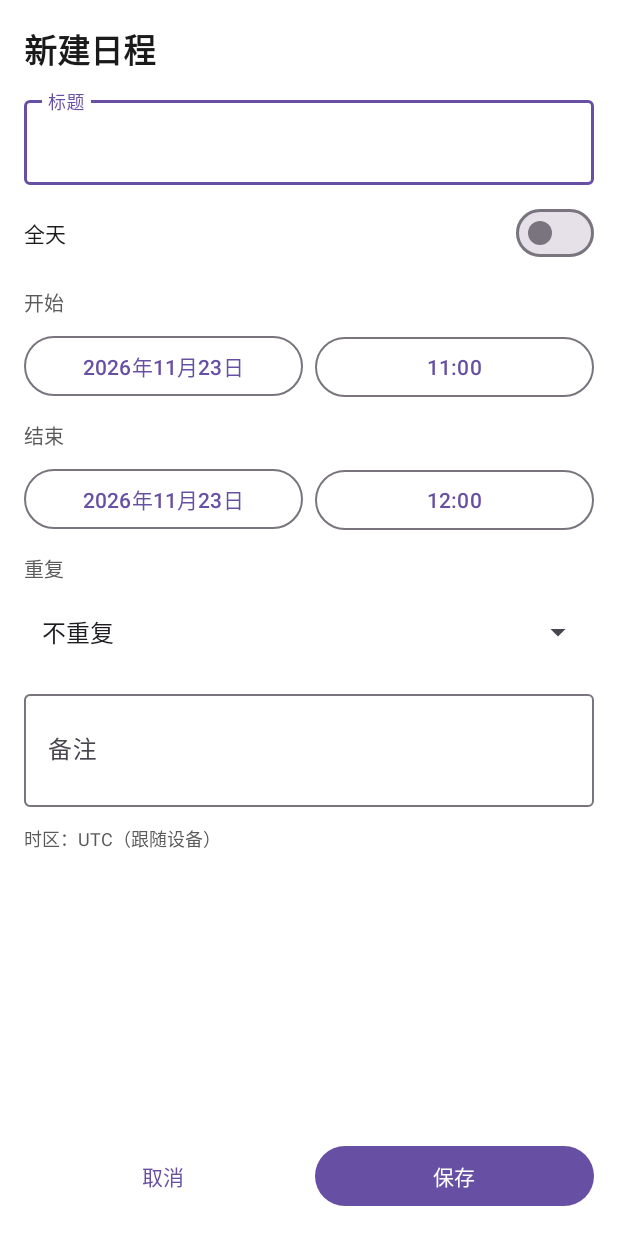
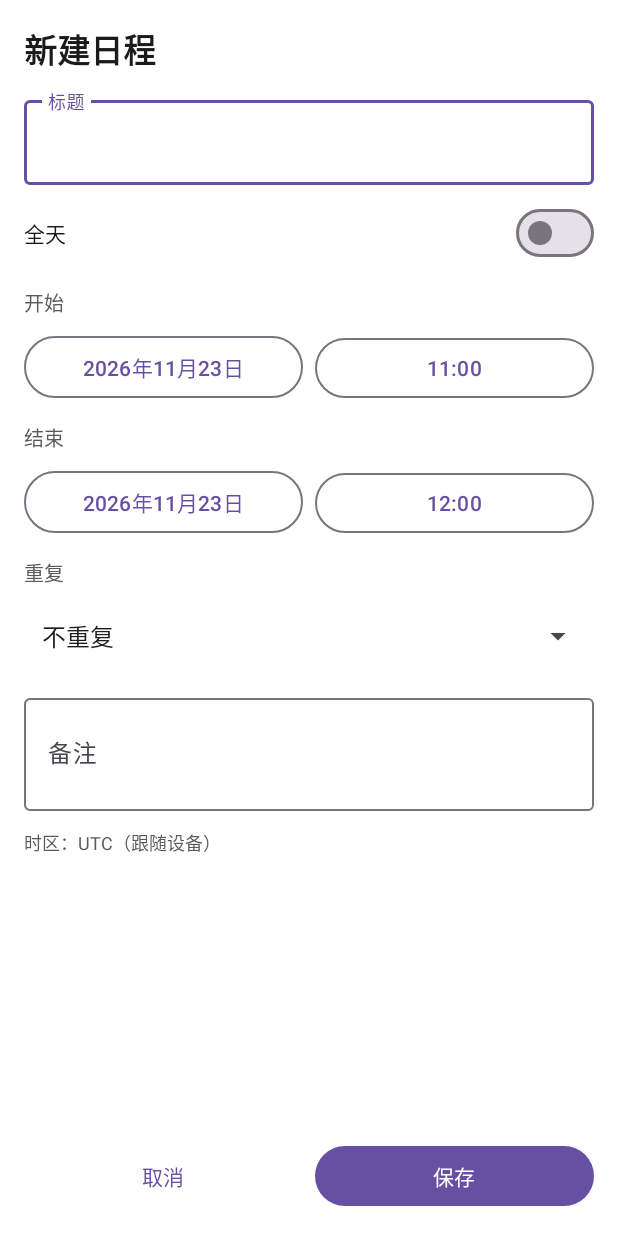
Before and after one commit to lwhlove1221/zzq-calendar-android, an Android app: the EventEditActivity screen opened directly, with no data from a screen before it, on a phone screen of 412 x 824 dp. Run offline under Robolectric (Android 15) with nearby library versions, the phone set to English and light mode, and no system bars.

Commit message:
修复顶栏状态栏 inset 与 200% 字号溢出（ZZQ-38）

```diff
--- a/app/src/main/res/layout/activity_event_edit.xml
+++ b/app/src/main/res/layout/activity_event_edit.xml
@@ -4,6 +4,7 @@
     android:layout_width="match_parent"
     android:layout_height="match_parent"
     android:background="@color/surface"
+    android:fitsSystemWindows="true"
     android:orientation="vertical">
 
     <ScrollView
@@ -82,6 +83,8 @@
                     android:layout_height="wrap_content"
                     android:layout_weight="1"
                     android:minHeight="@dimen/touch_target_min"
+                    android:paddingTop="10dp"
+                    android:paddingBottom="10dp"
                     android:textAllCaps="false" />
 
                 <com.google.android.material.button.MaterialButton
@@ -92,6 +95,8 @@
                     android:layout_marginStart="@dimen/spacing_small"
                     android:layout_weight="1"
                     android:minHeight="@dimen/touch_target_min"
+                    android:paddingTop="10dp"
+                    android:paddingBottom="10dp"
                     android:textAllCaps="false" />
             </LinearLayout>
 
@@ -116,6 +121,8 @@
                     android:layout_height="wrap_content"
                     android:layout_weight="1"
                     android:minHeight="@dimen/touch_target_min"
+                    android:paddingTop="10dp"
+                    android:paddingBottom="10dp"
                     android:textAllCaps="false" />
 
                 <com.google.android.material.button.MaterialButton
@@ -126,6 +133,8 @@
                     android:layout_marginStart="@dimen/spacing_small"
                     android:layout_weight="1"
                     android:minHeight="@dimen/touch_target_min"
+                    android:paddingTop="10dp"
+                    android:paddingBottom="10dp"
                     android:textAllCaps="false" />
             </LinearLayout>
 
--- a/app/src/main/res/layout/activity_main.xml
+++ b/app/src/main/res/layout/activity_main.xml
@@ -4,6 +4,7 @@
     android:layout_width="match_parent"
     android:layout_height="match_parent"
     android:background="@color/surface"
+    android:fitsSystemWindows="true"
     android:orientation="vertical">
 
     <LinearLayout
```
Also changed, not shown: 1 other file.
